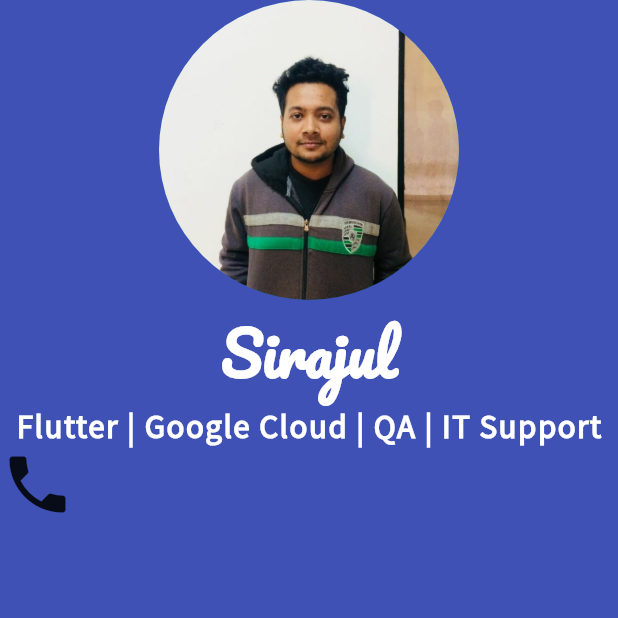
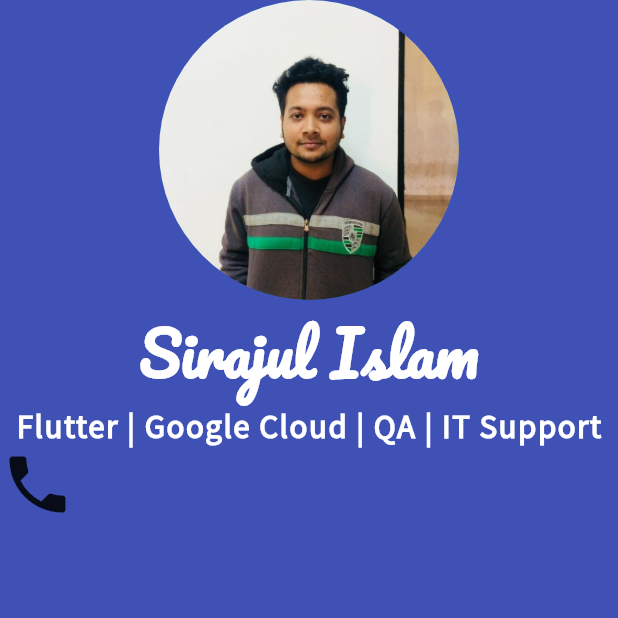
Before and after one commit to itsirajul/mi_card, a Flutter app: the screen it shows after launch, on a phone screen of 412 x 824 dp, the top half of it. Run offline on Flutter 3.47's test engine with Material 2 defaults, Android fonts, the phone set to English and light mode, and no system bars.

Commit message:
Name Update

```diff
--- a/lib/main.dart
+++ b/lib/main.dart
@@ -22,7 +22,7 @@ class MyApp extends StatelessWidget {
                   backgroundImage: AssetImage('images/micard.jpg'),
                 ),
                 const Text(
-                  'Sirajul',
+                  'Sirajul Islam',
                   style: TextStyle(
                     fontSize: 40.0,
                     color: Colors.white,
```
